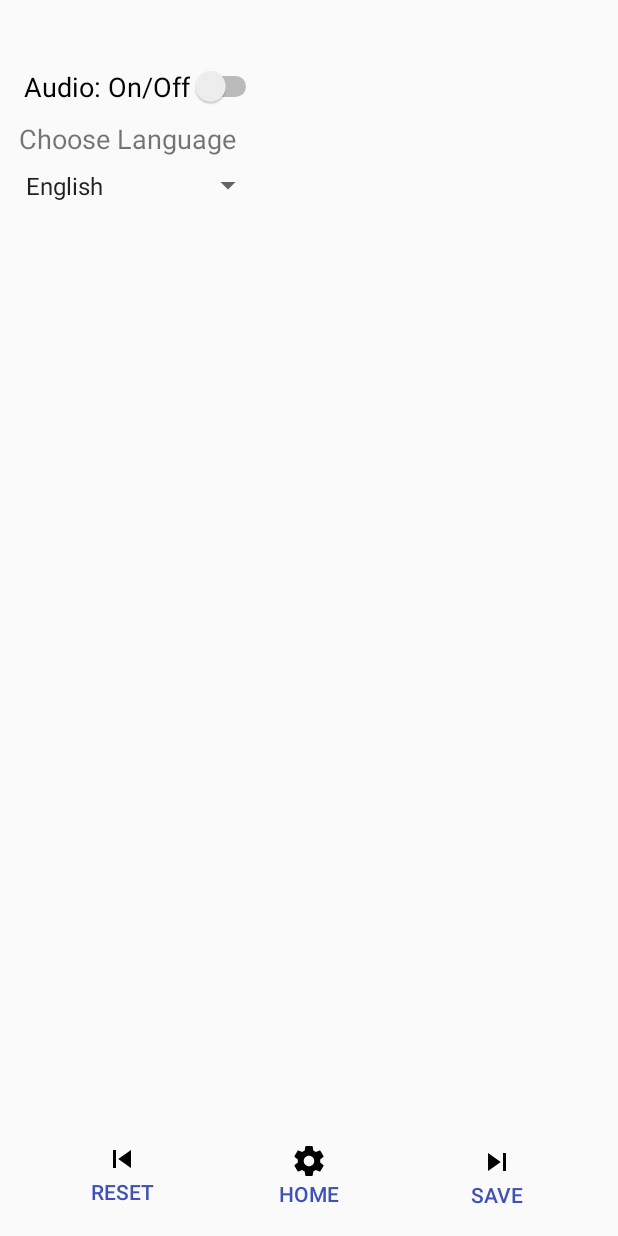
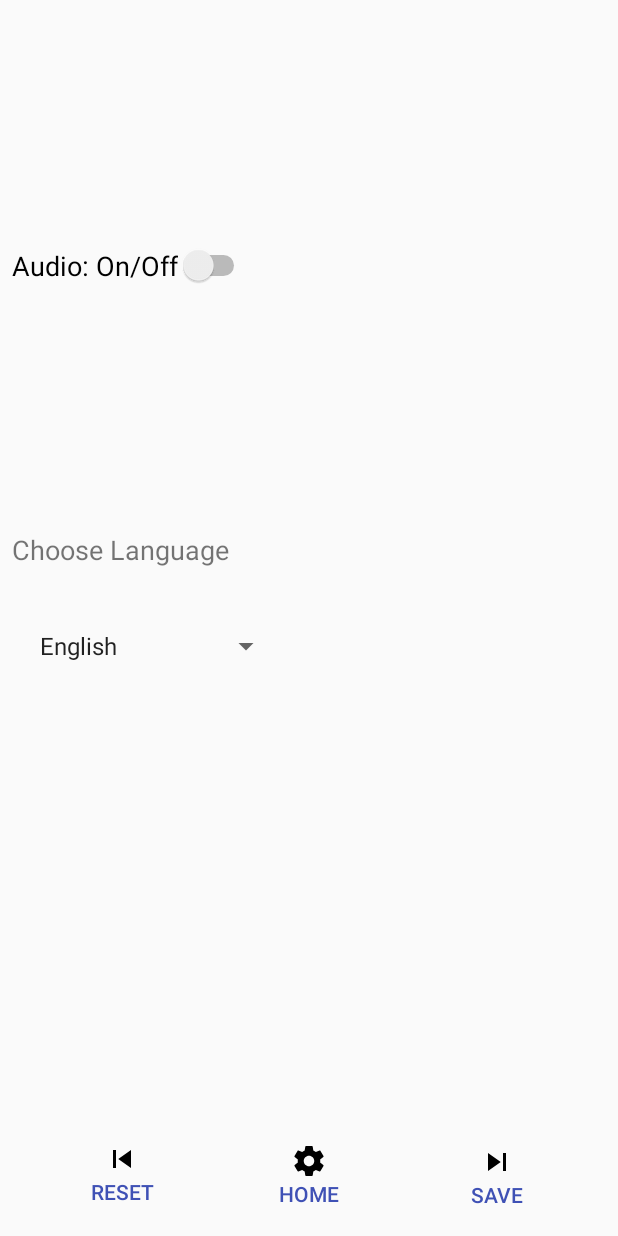
Before and after one commit to yahya09206/childrensbook, an Android app: the ProfileActivity screen opened directly, with no data from a screen before it, on a phone screen of 412 x 824 dp. Run offline under Robolectric (Android 15) with nearby library versions, the phone set to English and light mode, and no system bars.

Commit message:
Changed the design of the settings page(tenative)2. Working on copying navigation buttons to MainActivity

```diff
--- a/app/src/main/java/com/example/yhussein/myapplication/MainActivity.java
+++ b/app/src/main/java/com/example/yhussein/myapplication/MainActivity.java
@@ -11,6 +11,7 @@ import android.os.Bundle;
 import android.support.v7.widget.GridLayoutManager;
 import android.support.v7.widget.RecyclerView;
 import android.view.View;
+import android.widget.Button;
 import android.widget.ListView;
 import android.widget.TextView;
 import android.widget.Toast;
@@ -37,6 +38,10 @@ public class MainActivity extends AppCompatActivity {
         super.onCreate(savedInstanceState);
         setContentView(R.layout.activity_main);
         db = AppDatabase.getAppDatabase(this.getApplicationContext());
+
+        /*final Button next = findViewById(R.id.next_button);
+        final Button prev = findViewById(R.id.reset_button);
+        final Button sett = findViewById(R.id.profile_button);*/
 
         localRecords = db.settingsDao().getAllBooks();
         sRecords = db.statesDao().getAllStates();
--- a/app/src/main/res/layout/activity_profile.xml
+++ b/app/src/main/res/layout/activity_profile.xml
@@ -8,52 +8,51 @@
 
     <Spinner
         android:id="@+id/planets_spinner"
-        android:layout_width="wrap_content"
-        android:layout_height="21dp"
+        android:layout_width="169dp"
+        android:layout_height="45dp"
         android:layout_alignParentEnd="true"
         android:layout_marginStart="8dp"
         android:layout_marginTop="8dp"
-        android:layout_marginEnd="200dp"
-        android:layout_marginBottom="400dp"
+        android:layout_marginEnd="224dp"
+        android:layout_marginBottom="284dp"
         android:layout_toEndOf="@id/next_button"
         android:entries="@array/planets_array"
         android:textColor="?attr/colorPrimary"
         android:textSize="22sp"
         android:visibility="visible"
-        app:layout_constraintBottom_toBottomOf="parent"
+        app:layout_constraintBottom_toTopOf="@+id/reset_button"
         app:layout_constraintEnd_toEndOf="parent"
-        app:layout_constraintHorizontal_bias="0.036"
+        app:layout_constraintHorizontal_bias="1.0"
         app:layout_constraintStart_toStartOf="parent"
         app:layout_constraintTop_toBottomOf="@+id/textView"
         app:layout_constraintVertical_bias="0.0" />
 
     <TextView
         android:id="@+id/textView"
-        android:layout_width="wrap_content"
-        android:layout_height="wrap_content"
+        android:layout_width="145dp"
+        android:layout_height="46dp"
         android:layout_marginStart="8dp"
-        android:layout_marginTop="80dp"
-        android:layout_marginEnd="8dp"
+        android:layout_marginEnd="236dp"
+        android:layout_marginBottom="424dp"
         android:text="@string/choose_language"
         android:textSize="18sp"
+        app:layout_constraintBottom_toBottomOf="parent"
         app:layout_constraintEnd_toEndOf="parent"
-        app:layout_constraintHorizontal_bias="0.018"
-        app:layout_constraintStart_toStartOf="parent"
-        app:layout_constraintTop_toTopOf="parent" />
+        app:layout_constraintHorizontal_bias="0.0"
+        app:layout_constraintStart_toStartOf="parent" />
 
     <Switch
         android:id="@+id/audioOn"
         android:layout_width="wrap_content"
-        android:layout_height="wrap_content"
-        android:layout_marginStart="16dp"
-        android:layout_marginTop="44dp"
+        android:layout_height="0dp"
+        android:layout_marginTop="8dp"
         android:layout_marginBottom="8dp"
         android:text="@string/audio_on_off"
         android:textSize="18sp"
-        app:layout_constraintBottom_toBottomOf="parent"
-        app:layout_constraintStart_toStartOf="parent"
+        app:layout_constraintBottom_toTopOf="@+id/textView"
+        app:layout_constraintStart_toStartOf="@+id/textView"
         app:layout_constraintTop_toTopOf="parent"
-        app:layout_constraintVertical_bias="0.0" />
+        app:layout_constraintVertical_bias="1.0" />
 
     <Button
         android:id="@+id/reset_button"
--- a/app/src/main/res/values/strings.xml
+++ b/app/src/main/res/values/strings.xml
@@ -92,4 +92,5 @@
     <string name="pref_title_vibrate">Vibrate</string>
     <string name="choose_language">Choose Language</string>
     <string name="audio_on_off">Audio: On/Off</string>
+    <string name="title_activity_settings">Settings</string>
 </resources>
```
